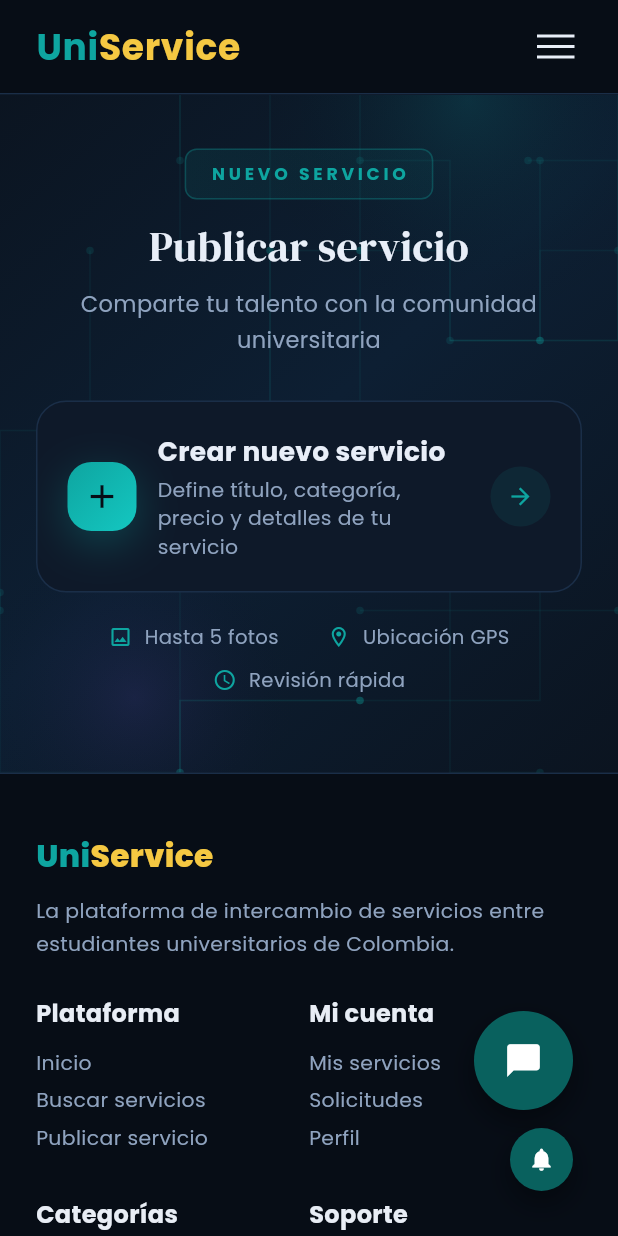
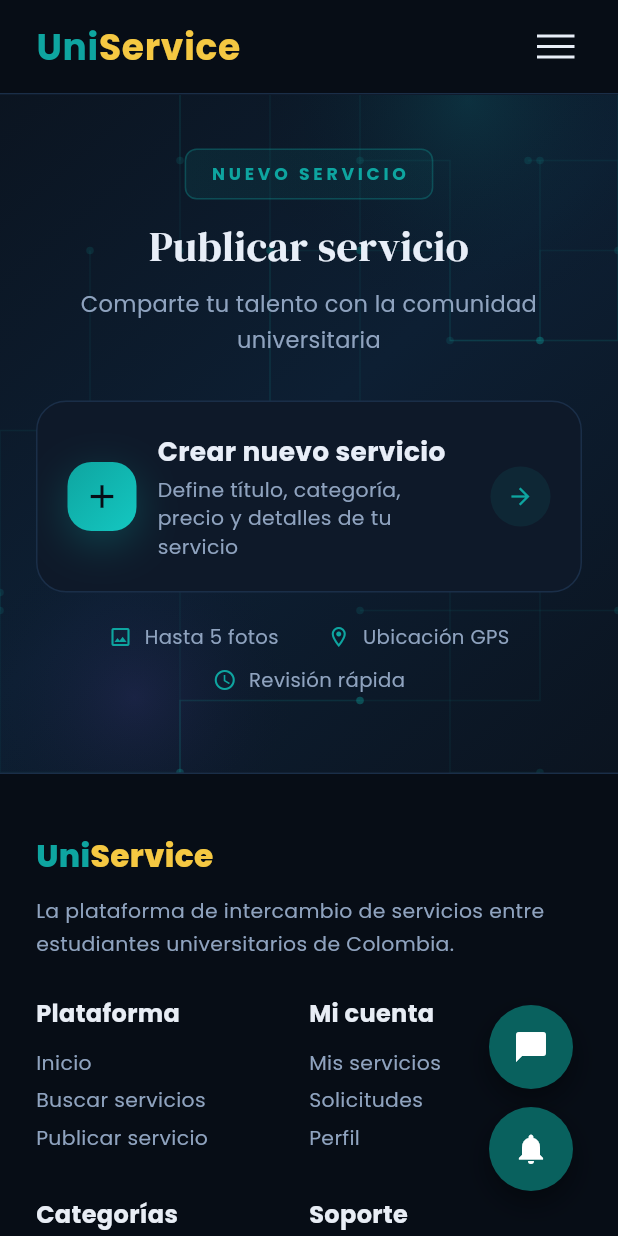
Before and after one commit to barrerasayd7-arch/UniService_Movil, a Flutter app: the HomeScreen screen opened by its route, scrolled down 576 dp, on a phone screen of 412 x 824 dp. Run offline on Flutter 3.47's test engine with Material 3 defaults, Android fonts, the phone set to English and light mode, and no system bars; our stand-ins replace flutter_secure_storage, google_fonts, image_picker; missing offline and left inert: signalr_netcore; accounts and stored records are empty; network calls fail.

Commit message:
se arregló los botones de chat y notificaiones y un problema de pixels en una de las interfaces

```diff
--- a/UniService_Movil/lib/screens/home/botones_flotantes.dart
+++ b/UniService_Movil/lib/screens/home/botones_flotantes.dart
@@ -112,22 +112,9 @@ class _BotonesFlotantesState extends State<BotonesFlotantes>
 
   @override
   Widget build(BuildContext context) {
-    // La campana se encoge en pantallas pequeñas para no tapar contenido.
-    final ancho = MediaQuery.of(context).size.width;
-    final bell = ancho <= 480
-        ? 42.0
-        : ancho <= 768
-        ? 48.0
-        : ancho <= 1024
-        ? 55.0
-        : 60.0;
-    final bellIcon = ancho <= 480
-        ? 18.0
-        : ancho <= 768
-        ? 20.0
-        : ancho <= 1024
-        ? 22.0
-        : 24.0;
+    // Mismo tamaño para ambos accesos, más compacto que el chat anterior (66).
+    const ladoBoton = 56.0;
+    const ladoIcono = 24.0;
 
     // El panel va en la misma columna (encima de los botones) para que
     // reciba los toques; Positioned no pasa hit-test fuera de su Stack.
@@ -148,9 +135,9 @@ class _BotonesFlotantesState extends State<BotonesFlotantes>
               button: true,
               label: 'Mis chats, $total mensajes sin leer',
               child: _CircleButton(
-                size: 66,
+                size: ladoBoton,
                 icono: Icons.chat_bubble,
-                iconSize: 26,
+                iconSize: ladoIcono,
                 badge: total,
                 onTap: widget.onChat,
               ),
@@ -161,9 +148,9 @@ class _BotonesFlotantesState extends State<BotonesFlotantes>
             button: true,
             label: 'Notificaciones, ${_control.noLeidas} sin leer',
             child: _CircleButton(
-              size: bell,
+              size: ladoBoton,
               icono: Icons.notifications,
-              iconSize: bellIcon,
+              iconSize: ladoIcono,
               badge: _control.noLeidas,
               onTap: () {
                 setState(() => _abierto = !_abierto);
```
Also changed, not shown: UniService_Movil/lib/screens/mis_servicios/mis_servicios_screen.dart (+32 -15 lines).
